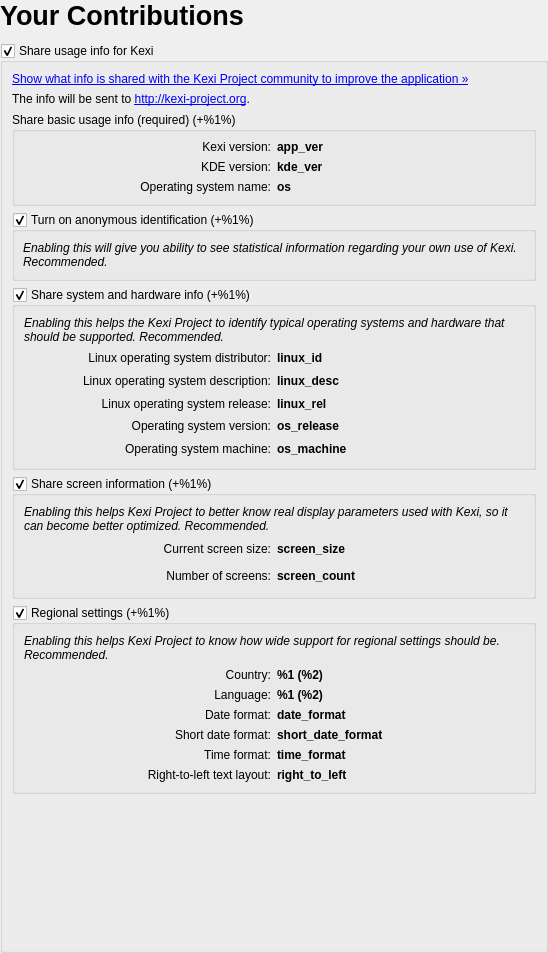
Before: the Qt Designer form kexi/main/status/contribution_details.ui in KDE/calligra, drawn with Qt 5.
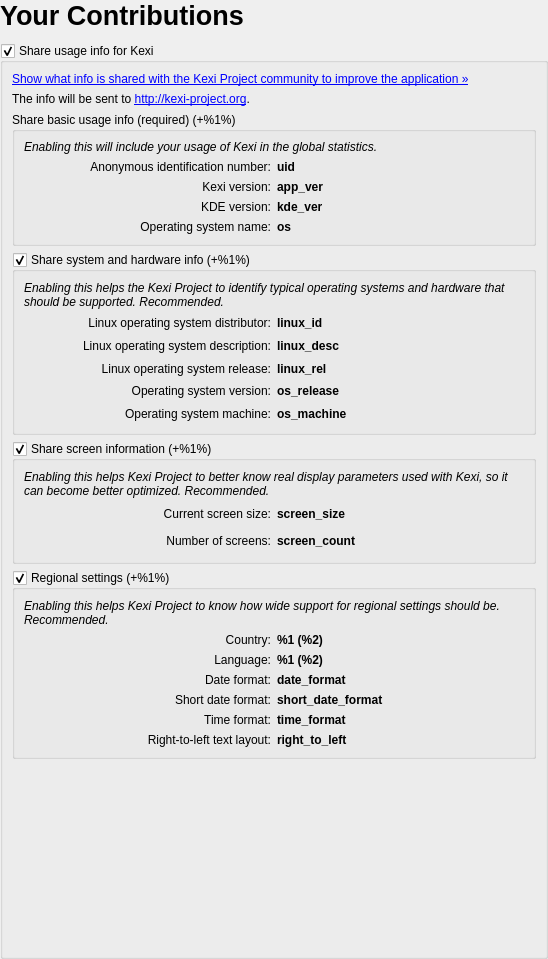
After: the same form once the commit is applied.

Commit message:
User feedback: set anonymous identification as mandatory
Main Window
*User feedback: set anonymous identification as mandatory, needed even for basic statistics

The edit to the form file:
```diff
--- a/kexi/main/status/contribution_details.ui
+++ b/kexi/main/status/contribution_details.ui
@@ -7,7 +7,7 @@
     <x>0</x>
     <y>0</y>
     <width>548</width>
-    <height>953</height>
+    <height>959</height>
    </rect>
   </property>
   <property name="windowTitle">
@@ -93,7 +93,39 @@
          <property name="verticalSpacing">
           <number>6</number>
          </property>
-         <item row="0" column="0">
+         <item row="1" column="0">
+          <widget class="QLabel" name="label_uid">
+           <property name="text">
+            <string>Anonymous identification number:</string>
+           </property>
+           <property name="alignment">
+            <set>Qt::AlignRight|Qt::AlignTrailing|Qt::AlignVCenter</set>
+           </property>
+           <property name="wordWrap">
+            <bool>true</bool>
+           </property>
+           <property name="textInteractionFlags">
+            <set>Qt::LinksAccessibleByMouse|Qt::TextSelectableByMouse</set>
+           </property>
+          </widget>
+         </item>
+         <item row="1" column="1">
+          <widget class="QLabel" name="value_uid">
+           <property name="font">
+            <font>
+             <weight>75</weight>
+             <bold>true</bold>
+            </font>
+           </property>
+           <property name="text">
+            <string notr="true">uid</string>
+           </property>
+           <property name="textInteractionFlags">
+            <set>Qt::LinksAccessibleByMouse|Qt::TextSelectableByMouse</set>
+           </property>
+          </widget>
+         </item>
+         <item row="2" column="0">
           <widget class="QLabel" name="label">
            <property name="text">
             <string>Kexi version:</string>
@@ -109,7 +141,7 @@
            </property>
           </widget>
          </item>
-         <item row="0" column="1">
+         <item row="2" column="1">
           <widget class="QLabel" name="value_app_ver">
            <property name="font">
             <font>
@@ -125,7 +157,7 @@
            </property>
           </widget>
          </item>
-         <item row="1" column="0">
+         <item row="3" column="0">
           <widget class="QLabel" name="label_3">
            <property name="text">
             <string>KDE version:</string>
@@ -141,7 +173,7 @@
            </property>
           </widget>
          </item>
-         <item row="1" column="1">
+         <item row="3" column="1">
           <widget class="QLabel" name="value_kde_ver">
            <property name="font">
             <font>
@@ -157,7 +189,7 @@
            </property>
           </widget>
          </item>
-         <item row="2" column="0">
+         <item row="4" column="0">
           <widget class="QLabel" name="label_5">
            <property name="text">
             <string>Operating system name:</string>
@@ -173,7 +205,7 @@
            </property>
           </widget>
          </item>
-         <item row="2" column="1">
+         <item row="4" column="1">
           <widget class="QLabel" name="value_os">
            <property name="font">
             <font>
@@ -189,25 +221,7 @@
            </property>
           </widget>
          </item>
-        </layout>
-       </widget>
-      </item>
-      <item>
-       <widget class="QGroupBox" name="group_id">
-        <property name="title">
-         <string>Turn on anonymous identification (+%1%)</string>
-        </property>
-        <property name="checkable">
-         <bool>true</bool>
-        </property>
-        <layout class="QVBoxLayout" name="verticalLayout_2">
-         <property name="spacing">
-          <number>6</number>
-         </property>
-         <property name="leftMargin">
-          <number>8</number>
-         </property>
-         <item>
+         <item row="0" column="0" colspan="2">
           <widget class="QLabel" name="desc_id">
            <property name="font">
             <font>
@@ -217,7 +231,7 @@
             </font>
            </property>
            <property name="text">
-            <string>Enabling this will give you ability to see statistical information regarding your own use of Kexi. Recommended.</string>
+            <string>Enabling this will include your usage of Kexi in the global statistics.</string>
            </property>
            <property name="wordWrap">
             <bool>true</bool>
```
The commit also changes 4 other files.
